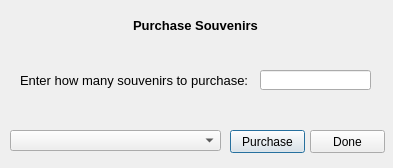
Qt form CollegeTouring/purchasewindow.ui (Ykhan799/CollegeTouringS21) before a commit.
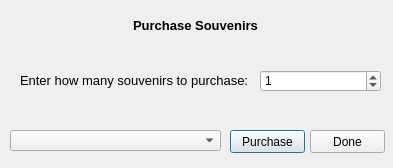
The same form after that commit.

Commit message:
replace line edit with spin box
when purchasing souvenirs, user will now use a spin box instead of a line edit

Diff of the .ui file:
```diff
--- a/CollegeTouring/purchasewindow.ui
+++ b/CollegeTouring/purchasewindow.ui
@@ -59,16 +59,6 @@
     <set>Qt::AlignCenter</set>
    </property>
   </widget>
-  <widget class="QLineEdit" name="purchaseEntry">
-   <property name="geometry">
-    <rect>
-     <x>260</x>
-     <y>70</y>
-     <width>111</width>
-     <height>20</height>
-    </rect>
-   </property>
-  </widget>
   <widget class="QLabel" name="label">
    <property name="geometry">
     <rect>
@@ -103,6 +93,25 @@
     <string>Done</string>
    </property>
   </widget>
+  <widget class="QSpinBox" name="purchaseEntry">
+   <property name="geometry">
+    <rect>
+     <x>260</x>
+     <y>70</y>
+     <width>121</width>
+     <height>22</height>
+    </rect>
+   </property>
+   <property name="minimum">
+    <number>0</number>
+   </property>
+   <property name="maximum">
+    <number>10000</number>
+   </property>
+   <property name="value">
+    <number>1</number>
+   </property>
+  </widget>
  </widget>
  <resources/>
  <connections/>
```
The commit also changes 1 other file.
